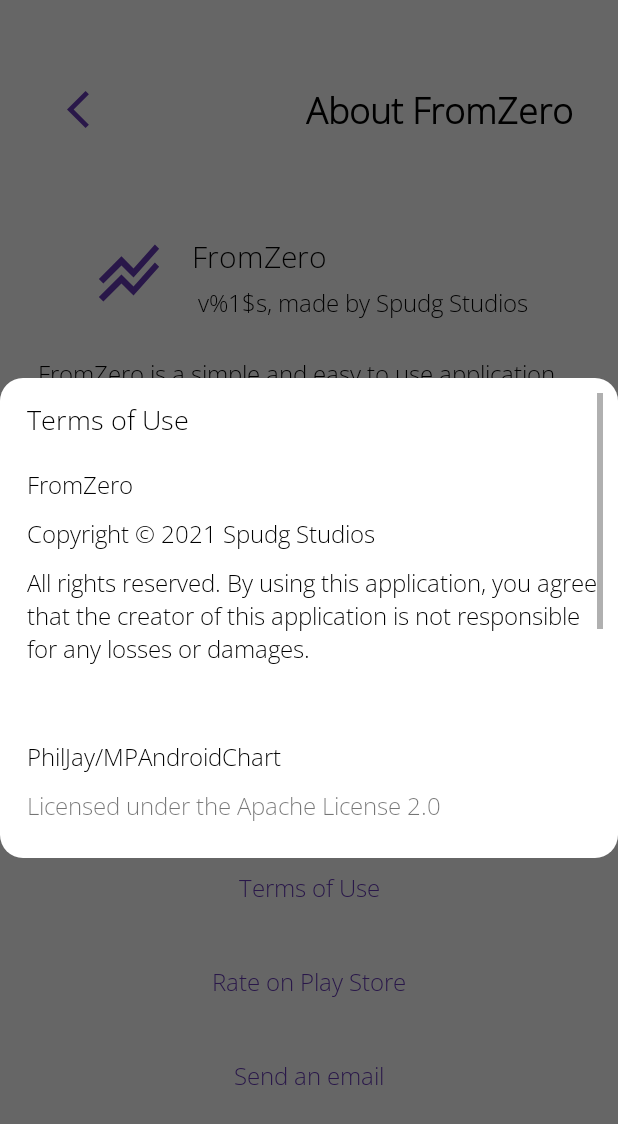
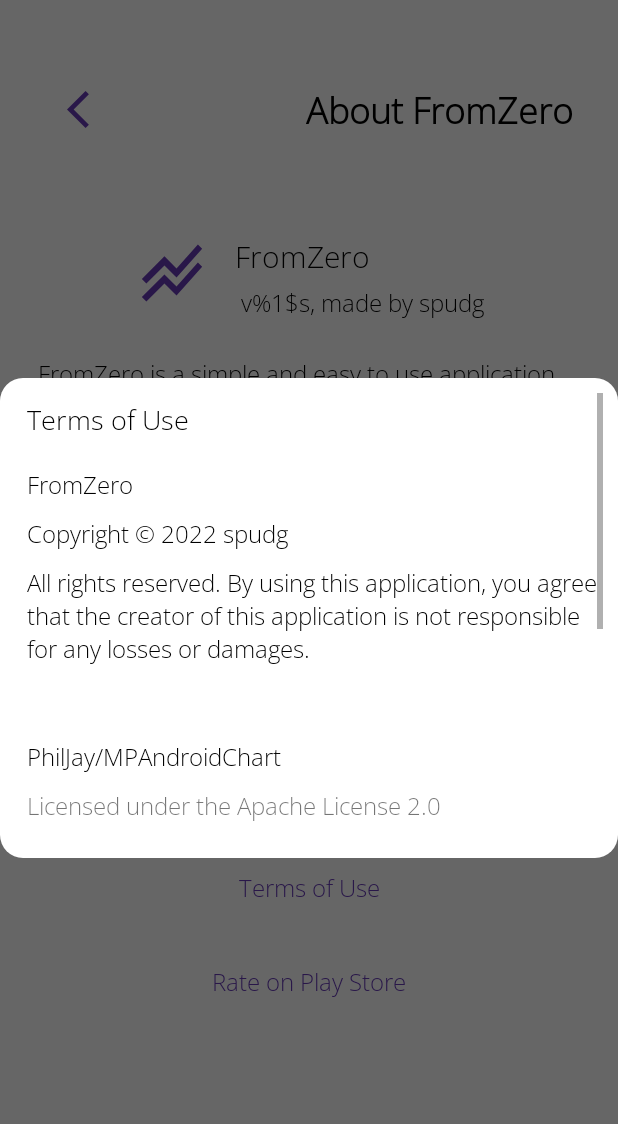
Before and after one commit to btcwojak/fromzero, an Android app: the AboutActivity screen opened directly, with no data from a screen before it, after a tap on "Terms of Use", on a phone screen of 412 x 824 dp. Shown: the top 1124 px of the screen. Run offline under Robolectric (Android 15) with nearby library versions, the phone set to English and light mode, and no system bars; 1 statement that could not run was skipped.

Commit message:
Updated version code

```diff
--- a/app/build.gradle
+++ b/app/build.gradle
@@ -11,8 +11,8 @@ android {
         applicationId "com.spudg.fromzero"
         minSdkVersion 21
         targetSdkVersion 30
-        versionCode 2
-        versionName "1.0.0"
+        versionCode 3
+        versionName "1.0.1"
 
         testInstrumentationRunner "androidx.test.runner.AndroidJUnitRunner"
     }
--- a/app/src/main/res/layout/activity_about.xml
+++ b/app/src/main/res/layout/activity_about.xml
@@ -181,27 +181,11 @@
                     android:text="@string/rate_on_play_store"
                     android:textColor="@color/colorAccent"
                     android:textSize="16sp"
-                    app:layout_constraintBottom_toTopOf="@id/email_btn"
+                    android:layout_marginBottom="50dp"
+                    app:layout_constraintBottom_toBottomOf="parent"
                     app:layout_constraintLeft_toLeftOf="parent"
                     app:layout_constraintRight_toRightOf="parent"
                     app:layout_constraintTop_toBottomOf="@id/terms_of_use" />
-
-                <TextView
-                    android:id="@+id/email_btn"
-                    android:layout_width="wrap_content"
-                    android:layout_height="wrap_content"
-                    android:layout_marginTop="20dp"
-                    android:layout_marginBottom="50dp"
-                    android:fontFamily="@font/open_sans_light"
-                    android:foreground="?attr/selectableItemBackground"
-                    android:padding="10dp"
-                    android:text="@string/send_an_email"
-                    android:textColor="@color/colorAccent"
-                    android:textSize="16sp"
-                    app:layout_constraintBottom_toBottomOf="parent"
-                    app:layout_constraintLeft_toLeftOf="parent"
-                    app:layout_constraintRight_toRightOf="parent"
-                    app:layout_constraintTop_toBottomOf="@id/rate_btn" />
 
             </androidx.constraintlayout.widget.ConstraintLayout>
 
--- a/app/src/main/res/layout/dialog_terms_of_use.xml
+++ b/app/src/main/res/layout/dialog_terms_of_use.xml
@@ -41,7 +41,7 @@
                 android:layout_marginStart="8dp"
                 android:layout_marginTop="10dp"
                 android:fontFamily="@font/open_sans_light"
-                android:text="@string/copyright_2021_spudg_studios"
+                android:text="@string/copyright_2021_spudg"
                 android:textColor="@android:color/black"
                 android:textSize="16sp" />
 
--- a/app/src/main/res/values/strings.xml
+++ b/app/src/main/res/values/strings.xml
@@ -1,11 +1,11 @@
 <resources>
     <string name="app_name">FromZero</string>
-    <string name="version_by_ss">v%1$s, made by Spudg Studios</string>
+    <string name="version_by_ss">v%1$s, made by spudg</string>
     <string name="back">Back</string>
     <string name="about_fromzero">About FromZero</string>
     <string name="fromzero_logo">FromZero Logo</string>
     <string name="fromzero">FromZero</string>
-    <string name="fromzero_desc">FromZero is a simple and easy to use application, allowing you to record monthly valuations for assets and liabilities as well as displaying the change in valuations over time. \n\nSpudg Studios is currently a one-man development studio and this is an early version of the application, so if you have any suggestions for new features that could be added or you\'ve found a bug, please send an email below!</string>
+    <string name="fromzero_desc">FromZero is a simple and easy to use application, allowing you to record monthly valuations for assets and liabilities as well as displaying the change in valuations over time. \n\nspudg is currently a one-man development studio and this is an early version of the application, so if you have any suggestions for new features that could be added or you\'ve found a bug, please leave a review on Google Play!</string>
     <string name="privacy_policy">Privacy Policy</string>
     <string name="terms_of_use">Terms of Use</string>
     <string name="rate_on_play_store">Rate on Play Store</string>
@@ -38,7 +38,7 @@
     <string name="delete">Delete</string>
     <string name="delete_valuation">Delete valuation</string>
     <string name="are_you_sure_you_want_to_delete_this_valuation">Are you sure you want to delete this valuation?</string>
-    <string name="copyright_2021_spudg_studios">Copyright © 2021 Spudg Studios</string>
+    <string name="copyright_2021_spudg">Copyright © 2022 spudg</string>
     <string name="all_rights_reserved_text">All rights reserved. By using this application, you agree that the creator of this application is not responsible for any losses or damages.</string>
     <string name="philjay_mpandroidchart">PhilJay/MPAndroidChart</string>
     <string name="licensed_under_the_apache_license_2_0">Licensed under the Apache License 2.0</string>
--- a/build.gradle
+++ b/build.gradle
@@ -6,7 +6,7 @@ buildscript {
         jcenter()
     }
     dependencies {
-        classpath 'com.android.tools.build:gradle:4.2.0'
+        classpath 'com.android.tools.build:gradle:7.1.2'
         classpath "org.jetbrains.kotlin:kotlin-gradle-plugin:$kotlin_version"
 
         // NOTE: Do not place your application dependencies here; they belong
```
Also changed, not shown: app/src/main/java/com/spudg/fromzero/AboutActivity.kt (+1 -24 lines), gradle/wrapper/gradle-wrapper.properties.
